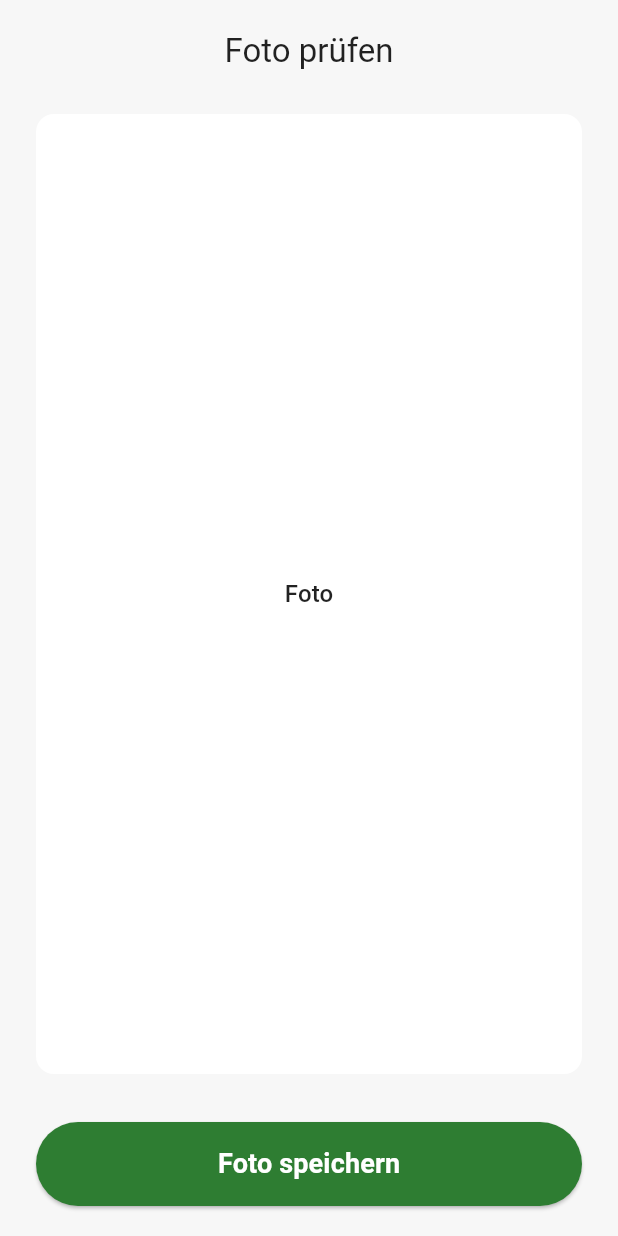
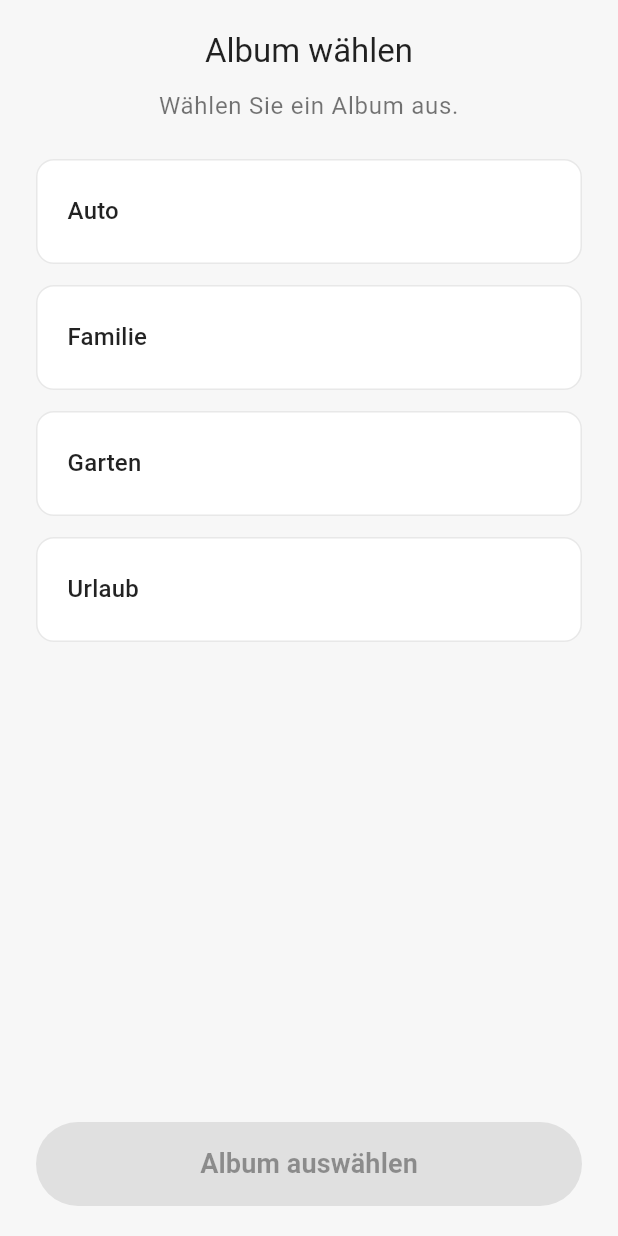
Before and after one commit to allesimgriff/foto-flow2, a Flutter app: the screen it shows after launch, on a phone screen of 412 x 824 dp. Run offline on Flutter 3.47's test engine with Material 3 defaults, Android fonts, the phone set to English and light mode, and no system bars.

Commit message:
UI modules complete: choose_album, create_album, review_photo, save_photo

```diff
--- /dev/null
+++ b/lib/features/choose_album/choose_album_screen.dart
@@ -0,0 +1,142 @@
+import 'package:flutter/material.dart';
+
+/// UI-only: Albumliste mit lokaler Auswahl und Hauptbutton (ohne Navigation/Logik).
+class ChooseAlbumScreen extends StatefulWidget {
+  const ChooseAlbumScreen({super.key});
+
+  @override
+  State<ChooseAlbumScreen> createState() => _ChooseAlbumScreenState();
+}
+
+class _ChooseAlbumScreenState extends State<ChooseAlbumScreen> {
+  static const List<String> _demoAlbums = [
+    'Auto',
+    'Familie',
+    'Garten',
+    'Urlaub',
+  ];
+
+  String? _selected;
+
+  @override
+  Widget build(BuildContext context) {
+    final textTheme = Theme.of(context).textTheme;
+    final hasSelection = _selected != null;
+
+    return Scaffold(
+      backgroundColor: const Color(0xFFF7F7F7),
+      body: SafeArea(
+        child: Padding(
+          padding: const EdgeInsets.symmetric(horizontal: 24, vertical: 20),
+          child: Column(
+            crossAxisAlignment: CrossAxisAlignment.stretch,
+            children: [
+              Text(
+                'Album wählen',
+                textAlign: TextAlign.center,
+                style: textTheme.titleLarge?.copyWith(
+                  color: Colors.black87,
+                ),
+              ),
+              const SizedBox(height: 12),
+              Text(
+                'Wählen Sie ein Album aus.',
+                textAlign: TextAlign.center,
+                style: textTheme.bodyLarge?.copyWith(
+                  color: Colors.black54,
+                  height: 1.35,
+                ),
+              ),
+              const SizedBox(height: 24),
+              Expanded(
+                child: ListView.separated(
+                  itemCount: _demoAlbums.length,
+                  separatorBuilder: (context, index) =>
+                      const SizedBox(height: 14),
+                  itemBuilder: (context, index) {
+                    final name = _demoAlbums[index];
+                    final isSelected = _selected == name;
+                    return _AlbumTile(
+                      label: name,
+                      selected: isSelected,
+                      onTap: () => setState(() => _selected = name),
+                    );
+                  },
+                ),
+              ),
+              const SizedBox(height: 28),
+              SizedBox(
+                height: 56,
+                child: ElevatedButton(
+                  onPressed: hasSelection ? () {} : null,
+                  style: ElevatedButton.styleFrom(
+                    backgroundColor: const Color(0xFF2E7D32),
+                    foregroundColor: Colors.white,
+                    disabledBackgroundColor: const Color(0xFFE0E0E0),
+                    disabledForegroundColor: Colors.black38,
+                    surfaceTintColor: Colors.transparent,
+                  ),
+                  child: const Text(
+                    'Album auswählen',
+                    style: TextStyle(
+                      fontSize: 18,
+                      fontWeight: FontWeight.w600,
+                    ),
+                  ),
+                ),
+              ),
+            ],
+          ),
+        ),
+      ),
+    );
+  }
+}
+
+class _AlbumTile extends StatelessWidget {
+  const _AlbumTile({
+    required this.label,
+    required this.selected,
+    required this.onTap,
+  });
+
+  final String label;
+  final bool selected;
+  final VoidCallback onTap;
+
+  @override
+  Widget build(BuildContext context) {
+    return Material(
+      color: Colors.transparent,
+      child: InkWell(
+        onTap: onTap,
+        borderRadius: BorderRadius.circular(12),
+        child: Ink(
+          decoration: BoxDecoration(
+            color: Colors.white,
+            borderRadius: BorderRadius.circular(12),
+            border: Border.all(
+              color: selected
+                  ? const Color(0xFF2E7D32)
+                  : const Color(0xFFE8E8E8),
+              width: selected ? 2 : 1,
+            ),
+          ),
+          child: Padding(
+            padding: const EdgeInsets.symmetric(vertical: 22, horizontal: 20),
+            child: Align(
+              alignment: Alignment.centerLeft,
+              child: Text(
+                label,
+                style: Theme.of(context).textTheme.titleMedium?.copyWith(
+                      color: Colors.black87,
+                      fontWeight: selected ? FontWeight.w600 : FontWeight.w500,
+                    ),
+              ),
+            ),
+          ),
+        ),
+      ),
+    );
+  }
+}
--- a/lib/main.dart
+++ b/lib/main.dart
@@ -1,5 +1,5 @@
 import 'package:flutter/material.dart';
-import 'package:foto_flow2/features/review_photo/review_photo_screen.dart';
+import 'package:foto_flow2/features/choose_album/choose_album_screen.dart';
 
 void main() {
   runApp(const MyApp());
@@ -16,7 +16,7 @@ class MyApp extends StatelessWidget {
         colorScheme: ColorScheme.fromSeed(seedColor: Colors.deepPurple),
         useMaterial3: true,
       ),
-      home: const ReviewPhotoScreen(),
+      home: const ChooseAlbumScreen(),
     );
   }
 }
```
Also changed, not shown: lib/features/create_album/create_album_screen.dart (added, +107 -0 lines), lib/features/save_photo/save_photo_screen.dart (added, +88 -0 lines).
